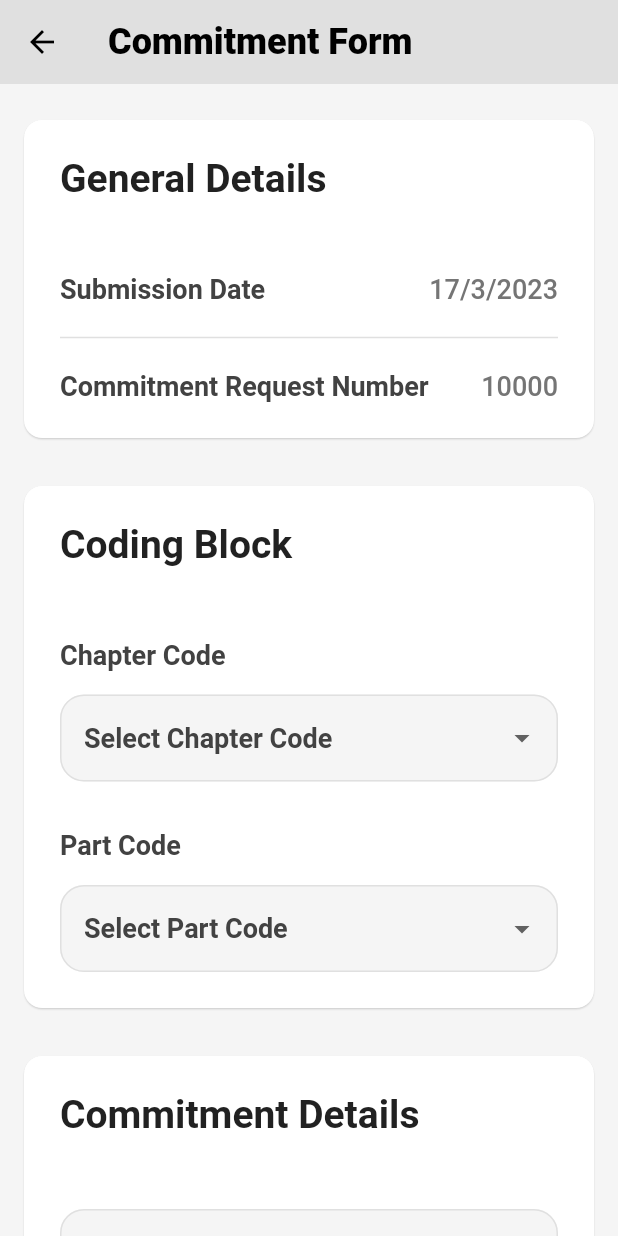
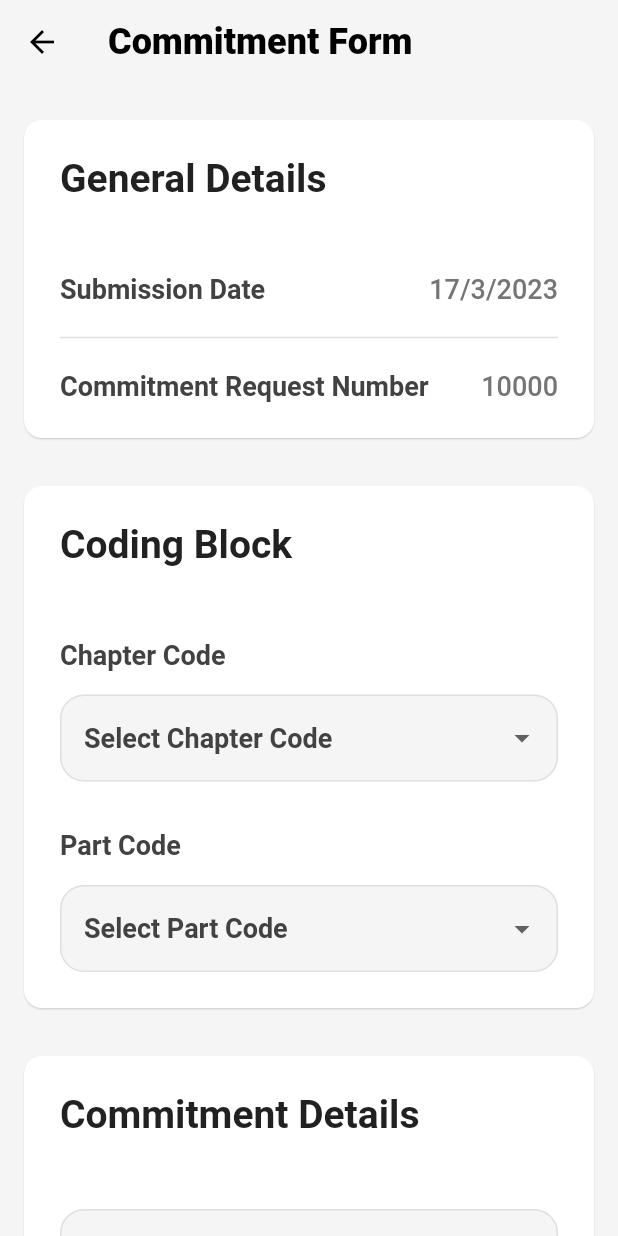
Before and after one commit to vigneshksaithal/viyukta, a Flutter app: the screen it shows after launch, after a tap on "Create New Commitment", on a phone screen of 412 x 824 dp. Run offline on Flutter 3.47's test engine with Material 2 defaults, Android fonts, the phone set to English and light mode, and no system bars; our stand-ins replace csv, file_picker, flutter_riverpod, hive_flutter, page_transition; missing offline and left inert: encrypt, flutter_sms; accounts and stored records are empty.

Commit message:
Update AppBar color

```diff
--- a/lib/theme/theme.dart
+++ b/lib/theme/theme.dart
@@ -182,7 +182,7 @@ ElevatedButtonThemeData elevatedButtonTheme(context) {
 
 AppBarTheme appBarTheme() {
   return AppBarTheme(
-    backgroundColor: Colors.grey[300],
+    backgroundColor: Colors.grey[100],
     iconTheme: const IconThemeData(
       color: Colors.black,
       weight: 800,
```
